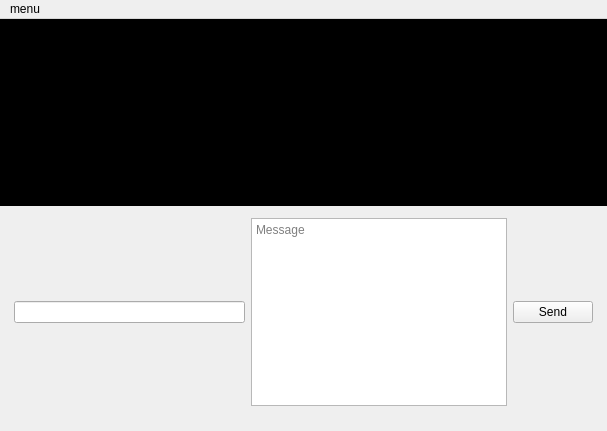
The window that src/chatwindow_widgets.ui (maemo-leste/conversations) describes before a commit, drawn with Qt 5.
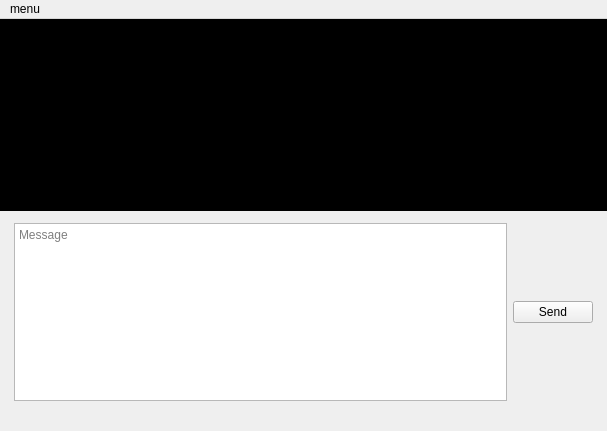
The same window after the commit. Icons and pictures are not drawn. Custom widgets are drawn as their Qt base class.

Commit message: chatwindow: fix double input boxes when using conversations-slim

The edit to the form file:
```diff
--- a/src/chatwindow_widgets.ui
+++ b/src/chatwindow_widgets.ui
@@ -162,11 +162,17 @@
       <property name="rightMargin">
        <number>14</number>
       </property>
-      <item>
-       <widget class="QLineEdit" name="chatBox_line"/>
-      </item>
       <item>
        <widget class="QTextEdit" name="chatBox_multi">
+        <property name="verticalScrollBarPolicy">
+         <enum>Qt::ScrollBarAlwaysOff</enum>
+        </property>
+        <property name="horizontalScrollBarPolicy">
+         <enum>Qt::ScrollBarAlwaysOff</enum>
+        </property>
+        <property name="sizeAdjustPolicy">
+         <enum>QAbstractScrollArea::AdjustToContents</enum>
+        </property>
         <property name="acceptRichText">
          <bool>false</bool>
         </property>
```
